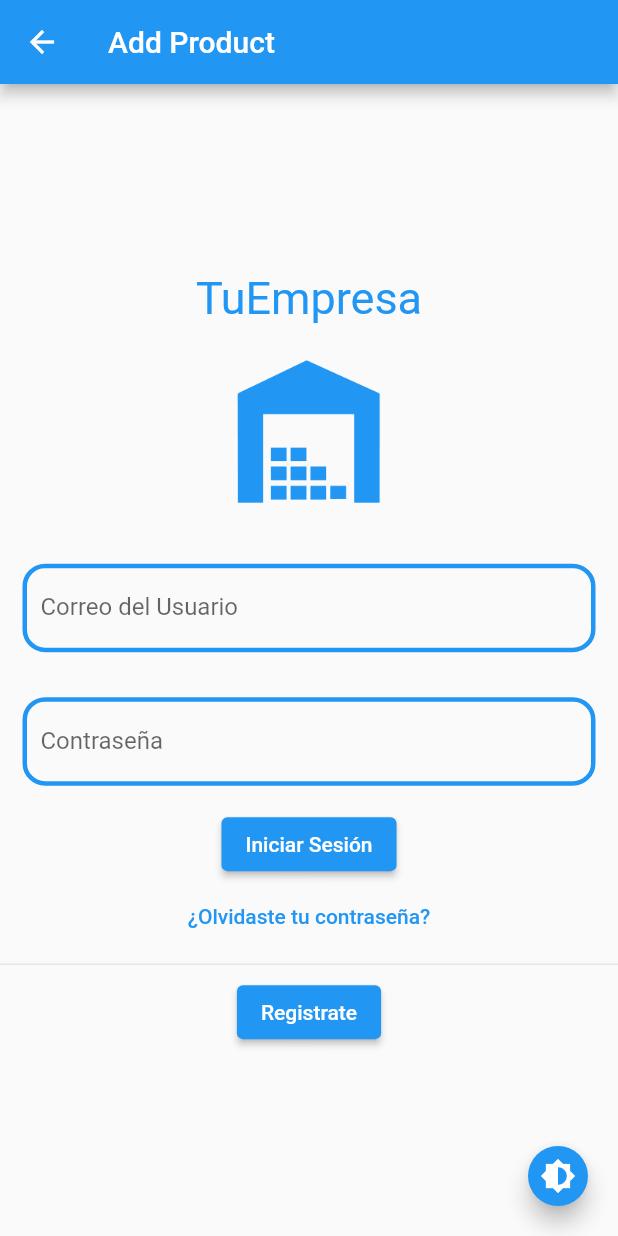
After one commit to luis11181/InventoryAppFlutter, a Flutter app: the AddProductPageView screen opened directly, after a tap on "Iniciar Sesión", on a phone screen of 412 x 824 dp. The commit adds this screen. Run offline on Flutter 3.47's test engine with Material 2 defaults, Android fonts, the phone set to English and light mode, and no system bars; our stand-ins replace cloud_firestore, equatable, firebase_auth, firebase_core, flutter_bloc, get_it and 1 more; missing offline and left inert: dart:ffi, qr_mobile_vision; accounts and stored records are empty; network calls fail.

Commit message:
funcional estaos se pasan a las pantallas

```diff
--- a/tuempresa_ma/lib/src/presentation/app.dart
+++ b/tuempresa_ma/lib/src/presentation/app.dart
@@ -5,6 +5,7 @@ import 'package:tuempresa_ma/src/presentation/bloc/register_page_bloc/register_p
 import 'package:tuempresa_ma/src/presentation/bloc/scan_page_bloc/scan_page.dart';
 
 import 'package:tuempresa_ma/src/presentation/bloc/testpage.dart';
+import 'package:tuempresa_ma/src/presentation/bloc/addProduct_page_bloc/addProduct_page.dart';
 
 import 'theme_cubit.dart';
 
@@ -37,6 +38,7 @@ class AppView extends StatelessWidget {
             'register': (context) => const RegisterPage(),
             'testpage': (context) => TestPage(),
             'scanpage': (context) => const ScanPage(),
+            'addProduct': (context) => const AddProductPage(),
           },
         );
       },
--- /dev/null
+++ b/tuempresa_ma/lib/src/presentation/bloc/addProduct_page_bloc/addProduct_page_cubit.dart
@@ -0,0 +1,41 @@
+import 'package:flutter/cupertino.dart';
+import 'package:flutter_bloc/flutter_bloc.dart';
+import 'package:tuempresa_ma/src/presentation/bloc/addProduct_page_bloc/addProduct_page_state.dart';
+
+import 'package:tuempresa_ma/src/data/authentication.dart';
+import 'package:tuempresa_ma/src/data/storeQueries.dart';
+
+class AddProductPageCubit extends Cubit<AddProductPageState> {
+  AddProductPageCubit() : super(AddProductPageState());
+
+  void inputUsername(String newUsername) {
+    state.username = newUsername;
+    emit(state);
+  }
+
+  void inputPassword(String newPassword) {
+    state.password = newPassword;
+    emit(state);
+  }
+
+  Future<void> login(BuildContext context) async {
+    //* dice que recibe el username, pero se requiere el password por eso se cambio el texto que ve el ususario, uy realmente recibe es el correo, por lo tanto la funcion sign in funciona asi
+    bool shouldNavigate = await signIn(state.username, state.password);
+    var companyName = await getCompanyName(state.username);
+    var name = await getName(state.username);
+
+    if (shouldNavigate == true && companyName != null) {
+
+      var states = {'company': companyName, 'name': name, 'email': state.username};
+
+      Navigator.pushNamed(context, 'scanpage',
+          arguments: states);
+    } else {
+      //TODO show error IN SCREEN
+    }
+  }
+
+  void goRegister(BuildContext context) {
+    Navigator.pushNamed(context, 'register');
+  }
+}
--- /dev/null
+++ b/tuempresa_ma/lib/src/presentation/bloc/addProduct_page_bloc/addProduct_page_state.dart
@@ -0,0 +1,15 @@
+import 'package:equatable/equatable.dart';
+
+// ignore: must_be_immutable
+class AddProductPageState extends Equatable {
+  AddProductPageState({
+    this.username = '',
+    this.password = '',
+  });
+
+  String username;
+  String password;
+
+  @override
+  List<Object?> get props => [username, password];
+}
--- /dev/null
+++ b/tuempresa_ma/lib/src/presentation/bloc/addProduct_page_bloc/addProduct_page_view.dart
@@ -0,0 +1,112 @@
+import 'package:flutter/material.dart';
+import 'package:flutter/services.dart';
+import 'package:flutter_bloc/flutter_bloc.dart';
+import 'package:tuempresa_ma/src/presentation/bloc/addProduct_page_bloc/addProduct_page_cubit.dart';
+import 'package:tuempresa_ma/src/presentation/bloc/addProduct_page_bloc/addProduct_page_state.dart';
+
+import 'package:tuempresa_ma/src/presentation/theme_cubit.dart';
+
+class AddProductPageView extends StatelessWidget {
+  /// {@macro app_view}
+  const AddProductPageView({Key? key}) : super(key: key);
+
+  @override
+  Widget build(BuildContext context) {
+    SystemChrome.setPreferredOrientations([
+      DeviceOrientation.portraitUp,
+      DeviceOrientation.portraitDown,
+    ]);
+    return Scaffold(
+      resizeToAvoidBottomInset: false,
+      appBar: AppBar(title: const Text('Add Product')),
+      body: BlocBuilder<AddProductPageCubit, AddProductPageState>(
+        builder: (context, state) {
+          return Column(
+            mainAxisAlignment: MainAxisAlignment.center,
+            children: [
+              Text(
+                'TuEmpresa',
+                style: TextStyle(
+                    fontSize: 30.0,
+                    color: Theme.of(context).colorScheme.primary),
+              ),
+              Image.asset(
+                'assets/img/warehouse-inventory-icon.png',
+                color: Theme.of(context).colorScheme.primary,
+                scale: 8.0,
+              ),
+              Padding(
+                padding: const EdgeInsets.all(15.0),
+                child: TextFormField(
+                  keyboardType: TextInputType.emailAddress,
+                  decoration: InputDecoration(
+                    labelText: 'Correo del Usuario',
+                    enabledBorder: OutlineInputBorder(
+                      borderSide: BorderSide(
+                          width: 3,
+                          color: Theme.of(context).colorScheme.primary),
+                      borderRadius: BorderRadius.circular(15),
+                    ),
+                    focusedBorder: OutlineInputBorder(
+                      borderSide: BorderSide(
+                          width: 3,
+                          color: Theme.of(context).colorScheme.secondary),
+                      borderRadius: BorderRadius.circular(15),
+                    ),
+                  ),
+                  initialValue: state
+                      .username, //* pedia el ususario pero se requiere es el correo, por lo tanto se cambio el texto para que reciba el correo y no el usuario.
+                  onChanged: (text) =>
+                      context.read<AddProductPageCubit>().inputUsername(text),
+                ),
+              ),
+              Padding(
+                padding: const EdgeInsets.all(15.0),
+                child: TextFormField(
+                  obscureText: true,
+                  initialValue: state.password,
+                  decoration: InputDecoration(
+                    labelText: 'Contraseña',
+                    enabledBorder: OutlineInputBorder(
+                      borderSide: BorderSide(
+                          width: 3,
+                          color: Theme.of(context).colorScheme.primary),
+                      borderRadius: BorderRadius.circular(15),
+                    ),
+                    focusedBorder: OutlineInputBorder(
+                      borderSide: BorderSide(
+                          width: 3,
+                          color: Theme.of(context).colorScheme.secondary),
+                      borderRadius: BorderRadius.circular(15),
+                    ),
+                  ),
+                  onChanged: (text) =>
+                      context.read<AddProductPageCubit>().inputPassword(text),
+                ),
+              ),
+              ElevatedButton(
+                onPressed: () => context.read<AddProductPageCubit>().login(context),
+                child: const Text('Iniciar Sesión'),
+              ),
+              TextButton(
+                onPressed: () {},
+                child: const Text('¿Olvidaste tu contraseña?'),
+              ),
+              Divider(),
+              ElevatedButton(
+                onPressed: () =>
+                    context.read<AddProductPageCubit>().goRegister(context),
+                child: const Text('Registrate'),
+              ),
+            ],
+          );
+        },
+      ),
+      floatingActionButton: FloatingActionButton(
+        child: const Icon(Icons.brightness_6),
+        mini: true,
+        onPressed: () => context.read<ThemeCubit>().toggleTheme(),
+      ),
+    );
+  }
+}
--- a/tuempresa_ma/lib/src/presentation/bloc/register_page_bloc/register_page_cubit.dart
+++ b/tuempresa_ma/lib/src/presentation/bloc/register_page_bloc/register_page_cubit.dart
@@ -62,7 +62,7 @@ class RegisterPageCubit extends Cubit<RegisterPageState> {
 
         var states = {'company': state.enterpriseName, 'name': state.name, 'email': state.email};
 
-        Navigator.pushNamed(context, 'testpage',
+        Navigator.pushNamed(context, 'scanpage',
             arguments: states);
         }
         else{
--- a/tuempresa_ma/lib/src/presentation/bloc/testpage.dart
+++ b/tuempresa_ma/lib/src/presentation/bloc/testpage.dart
@@ -3,11 +3,13 @@ import 'package:flutter/material.dart';
 class TestPage extends StatelessWidget {
   @override
   Widget build(BuildContext context) {
-    final args = ModalRoute.of(context)!.settings.arguments as String;
+    var name =
+        (ModalRoute.of(context)!.settings.arguments as Map)["name"].toString();
+    print(name);
     return Scaffold(
       appBar: AppBar(title: const Text('Test Page')),
       body: Center(
-        child: Text(args),
+        child: Text(name),
       ),
     );
   }
```
Also changed, not shown: tuempresa_ma/lib/src/presentation/bloc/addProduct_page_bloc/addProduct_page.dart (added, +16 -0 lines), tuempresa_ma/lib/src/presentation/bloc/scan_page_bloc/scan_page_cubit.dart (+18 -2 lines), tuempresa_ma/lib/src/data/helper.dart (added).
